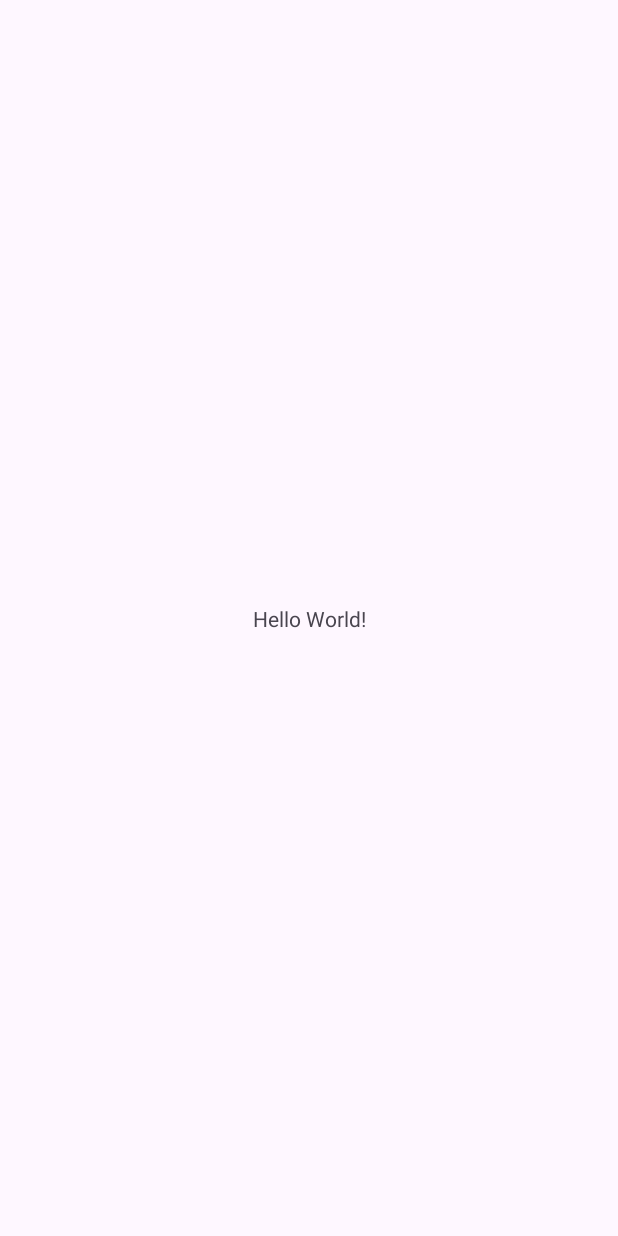
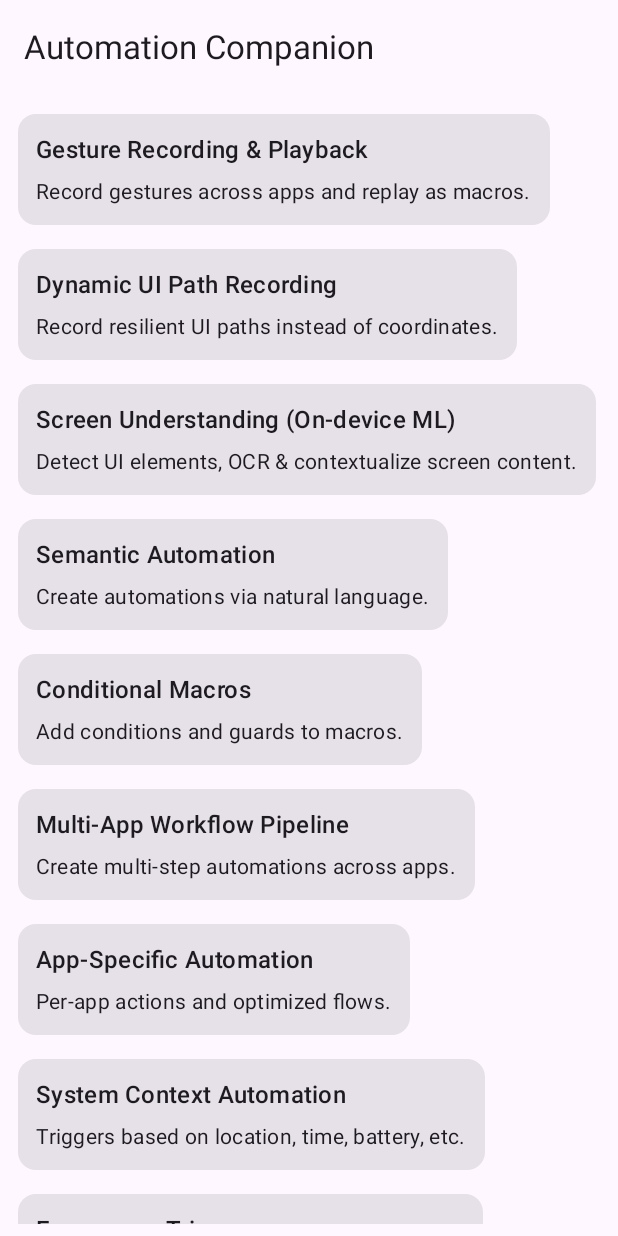
Before and after one commit to Autonion/Automation-Companion, an Android app built with Jetpack Compose: the screen it shows after launch (MainActivity), on a phone screen of 412 x 824 dp. Before the commit the screen is almost empty. Run offline under Robolectric (Android 15) with nearby library versions, the phone set to English and light mode, and no system bars.

Commit message:
Initial Commit

```diff
--- a/app/src/main/java/com/example/automationcompanion/MainActivity.kt
+++ b/app/src/main/java/com/example/automationcompanion/MainActivity.kt
@@ -1,20 +1,22 @@
 package com.example.automationcompanion
 
 import android.os.Bundle
+import androidx.activity.ComponentActivity
 import androidx.activity.enableEdgeToEdge
 import androidx.appcompat.app.AppCompatActivity
 import androidx.core.view.ViewCompat
 import androidx.core.view.WindowInsetsCompat
+import com.example.automationcompanion.ui.AppNavHost
+import androidx.activity.compose.setContent
+import com.example.automationcompanion.ui.theme.AppTheme
 
-class MainActivity : AppCompatActivity() {
+class MainActivity : ComponentActivity() {
     override fun onCreate(savedInstanceState: Bundle?) {
         super.onCreate(savedInstanceState)
-        enableEdgeToEdge()
-        setContentView(R.layout.activity_main)
-        ViewCompat.setOnApplyWindowInsetsListener(findViewById(R.id.main)) { v, insets ->
-            val systemBars = insets.getInsets(WindowInsetsCompat.Type.systemBars())
-            v.setPadding(systemBars.left, systemBars.top, systemBars.right, systemBars.bottom)
-            insets
+        setContent {
+            AppTheme {
+                AppNavHost()
+            }
         }
     }
 }
--- /dev/null
+++ b/app/src/main/java/com/example/automationcompanion/ui/HomeScreen.kt
@@ -0,0 +1,62 @@
+@file:OptIn(ExperimentalMaterial3Api::class)
+package com.example.automationcompanion.ui
+
+
+import androidx.compose.foundation.lazy.items
+import androidx.compose.foundation.layout.*
+import androidx.compose.foundation.lazy.LazyColumn
+import androidx.compose.material3.*
+import androidx.compose.runtime.Composable
+import androidx.compose.ui.Modifier
+import androidx.compose.ui.tooling.preview.Preview
+import androidx.compose.ui.unit.dp
+import com.example.automationcompanion.ui.components.FeatureCard
+
+
+data class FeatureEntry(val id: String, val title:String, val description: String, val route:String)
+
+@Composable
+fun HomeScreen(onOpen: (String) -> Unit) {
+    val features = listOf(
+        FeatureEntry("gesture","Gesture Recording & Playback", "Record gestures across apps and replay as macros.", Routes.GESTURE),
+        FeatureEntry("dynamic_ui","Dynamic UI Path Recording","Record resilient UI paths instead of coordinates.",Routes.DYN_UI),
+        FeatureEntry("screen_ml", "Screen Understanding (On-device ML)", "Detect UI elements, OCR & contextualize screen content.", Routes.SCREEN_UNDERSTAND),
+        FeatureEntry("semantic", "Semantic Automation", "Create automations via natural language.", Routes.SEMANTIC),
+        FeatureEntry("conditional", "Conditional Macros", "Add conditions and guards to macros.", Routes.CONDITIONAL),
+        FeatureEntry("multi_app", "Multi-App Workflow Pipeline", "Create multi-step automations across apps.", Routes.MULTI_APP),
+        FeatureEntry("app_specific", "App-Specific Automation", "Per-app actions and optimized flows.", Routes.APP_SPECIFIC),
+        FeatureEntry("system_context", "System Context Automation", "Triggers based on location, time, battery, etc.", Routes.SYSTEM_CONTEXT),
+        FeatureEntry("emergency", "Emergency Trigger", "Panic gestures and emergency automations.", Routes.EMERGENCY),
+        FeatureEntry("debugger", "Automation Debugger", "Inspect and step through automation runs.", Routes.DEBUGGER),
+        FeatureEntry("cross_device", "Cross-Device Automation", "Coordinate automations across devices.", Routes.CROSS_DEVICE),
+        FeatureEntry("profile_learning", "Automation Profile Learning", "On-device model to personalize suggestions.", Routes.PROFILE_LEARNING)
+    )
+
+    Scaffold(
+        topBar = {
+            TopAppBar(title = { Text("Automation Companion")})
+        }
+    ) { innerPadding ->
+        LazyColumn(
+            modifier = Modifier
+                .fillMaxSize()
+                .padding(innerPadding)
+                .padding(horizontal = 12.dp, vertical = 8.dp),
+            verticalArrangement = Arrangement.spacedBy(8.dp)
+        ) {
+            items(features) { feature ->
+                FeatureCard(
+                    title = feature.title,
+                    description = feature.description,
+                    onClick = { onOpen(feature.route)}
+                )
+            }
+        }
+    }
+}
+
+@Preview
+@Composable
+fun HomeScreenPreview() {
+    HomeScreen(onOpen = {})
+}
--- /dev/null
+++ b/app/src/main/java/com/example/automationcompanion/ui/components/FeatureCard.kt
@@ -0,0 +1,25 @@
+package com.example.automationcompanion.ui.components
+
+import androidx.compose.foundation.clickable
+import androidx.compose.foundation.layout.Column
+import androidx.compose.foundation.layout.padding
+import androidx.compose.material3.Card
+import androidx.compose.material3.MaterialTheme
+import androidx.compose.material3.Text
+import androidx.compose.runtime.Composable
+import androidx.compose.ui.Modifier
+import androidx.compose.ui.unit.dp
+
+@Composable
+fun FeatureCard(title: String, description: String, onClick: () -> Unit) {
+    Card(
+        modifier = Modifier
+            .padding(vertical = 4.dp)
+            .clickable { onClick()}
+    ) {
+        Column(modifier = Modifier.padding(12.dp)) {
+            Text(text = title, style = MaterialTheme.typography.titleMedium)
+            Text(text = description, style = MaterialTheme.typography.bodyMedium, modifier = Modifier.padding(top = 6.dp))
+        }
+    }
+}
--- /dev/null
+++ b/app/src/main/java/com/example/automationcompanion/ui/theme/AppTheme.kt
@@ -0,0 +1,15 @@
+package com.example.automationcompanion.ui.theme
+
+import androidx.compose.material3.MaterialTheme
+import androidx.compose.runtime.Composable
+
+
+@Composable
+fun AppTheme(content: @Composable () -> Unit) {
+    MaterialTheme(
+        colorScheme = AppColorScheme,
+        typography = AppTypography,
+        shapes = AppShapes,
+        content = content
+    )
+}
--- /dev/null
+++ b/app/src/main/java/com/example/automationcompanion/ui/theme/Color.kt
@@ -0,0 +1,5 @@
+package com.example.automationcompanion.ui.theme
+
+import androidx.compose.material3.lightColorScheme
+
+val AppColorScheme = lightColorScheme()
--- /dev/null
+++ b/app/src/main/java/com/example/automationcompanion/ui/theme/Shapes.kt
@@ -0,0 +1,5 @@
+package com.example.automationcompanion.ui.theme
+
+import androidx.compose.material3.Shapes
+
+val AppShapes = Shapes()
--- /dev/null
+++ b/app/src/main/java/com/example/automationcompanion/ui/theme/Type.kt
@@ -0,0 +1,5 @@
+package com.example.automationcompanion.ui.theme
+
+import androidx.compose.material3.Typography
+
+val AppTypography = Typography()
```
Also changed, not shown: app/build.gradle.kts (+37 -4 lines), app/src/main/java/com/example/automationcompanion/features/PlaceholderScreen.kt (added, +32 -0 lines), app/src/main/java/com/example/automationcompanion/ui/AppNavHost.kt (added, +181 -0 lines), gradle/libs.versions.toml (+8 -1 lines).
